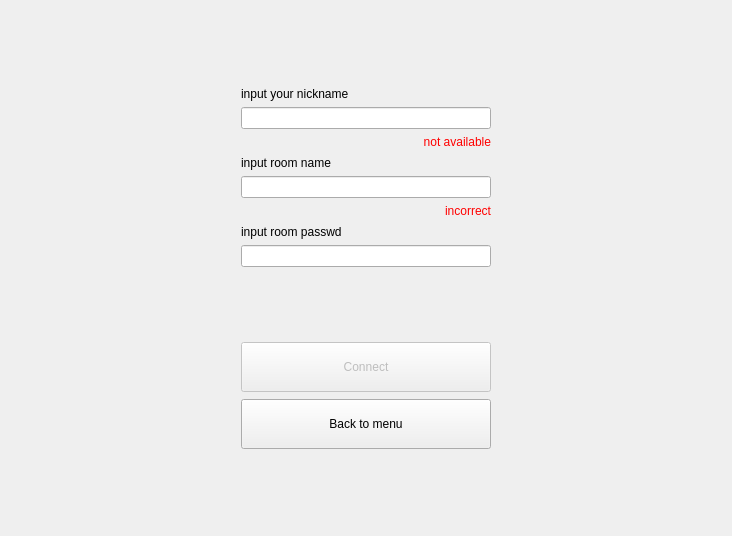
First picture: the form in HiddenChess/JoiningWidget.ui, repository Nekttuman/HiddenChess, before the edit.
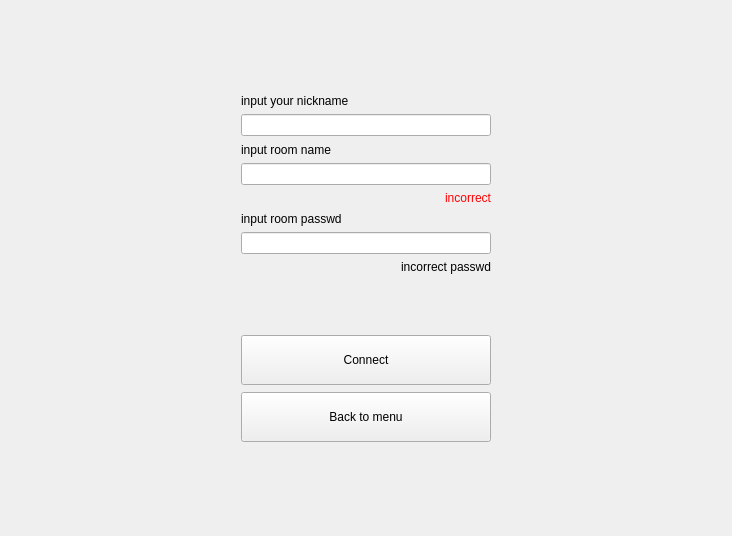
Second picture: the form after the edit.

Commit message: add joining to room mechanism

Patch:
```diff
--- a/HiddenChess/JoiningWidget.ui
+++ b/HiddenChess/JoiningWidget.ui
@@ -93,7 +93,7 @@
    <item row="6" column="1">
     <widget class="QPushButton" name="connectButton">
      <property name="enabled">
-      <bool>false</bool>
+      <bool>true</bool>
      </property>
      <property name="sizePolicy">
       <sizepolicy hsizetype="Preferred" vsizetype="Maximum">
@@ -169,25 +169,6 @@
        </property>
       </widget>
      </item>
-     <item>
-      <widget class="QLabel" name="nicknameInputErrlabel">
-       <property name="tabletTracking">
-        <bool>false</bool>
-       </property>
-       <property name="layoutDirection">
-        <enum>Qt::RightToLeft</enum>
-       </property>
-       <property name="styleSheet">
-        <string notr="true">color:red;</string>
-       </property>
-       <property name="text">
-        <string>not available</string>
-       </property>
-       <property name="alignment">
-        <set>Qt::AlignRight|Qt::AlignTrailing|Qt::AlignVCenter</set>
-       </property>
-      </widget>
-     </item>
     </layout>
    </item>
    <item row="3" column="1">
@@ -258,7 +239,7 @@
      <item>
       <widget class="QLabel" name="pswdInputErrorLabel">
        <property name="text">
-        <string/>
+        <string>incorrect passwd</string>
        </property>
        <property name="alignment">
         <set>Qt::AlignRight|Qt::AlignTrailing|Qt::AlignVCenter</set>
```
Left out of the diff: 37 changed lines with no effect on the pictures. The commit also changes 9 other files.
